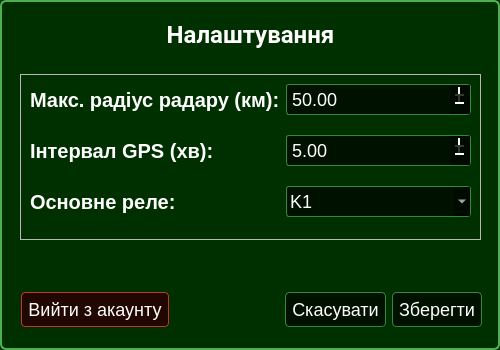
First picture: the form in app/ui/settings_dialog.ui, repository VadymKotsiuba1808/SDR_Pi, before the edit.
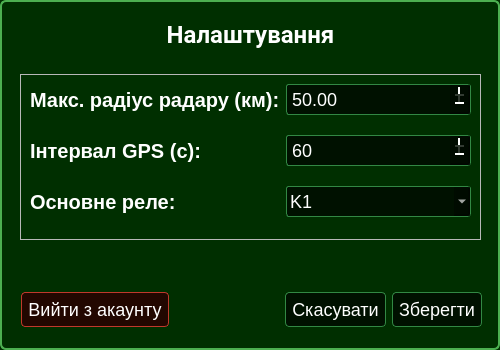
Second picture: the form after the edit.

Commit message: Changed main relays choosing and changed measurement unit in ui for gps interval

```diff
--- a/app/ui/settings_dialog.ui
+++ b/app/ui/settings_dialog.ui
@@ -156,7 +156,7 @@
     <item row="1" column="0">
      <widget class="QLabel" name="labelGps">
       <property name="text">
-       <string>Інтервал GPS (хв):</string>
+       <string>Інтервал GPS (с):</string>
       </property>
      </widget>
     </item>
@@ -191,17 +191,23 @@
       <property name="buttonSymbols">
        <enum>QAbstractSpinBox::ButtonSymbols::PlusMinus</enum>
       </property>
+      <property name="decimals">
+       <number>0</number>
+      </property>
       <property name="minimum">
-       <double>0.500000000000000</double>
+       <double>10.000000000000000</double>
+      </property>
+      <property name="maximum">
+       <double>1001.000000000000000</double>
       </property>
       <property name="value">
-       <double>5.000000000000000</double>
+       <double>60.000000000000000</double>
       </property>
      </widget>
     </item>
    </layout>
   </widget>
-  <widget class="QWidget" name="">
+  <widget class="QWidget" name="layoutWidget">
    <property name="geometry">
     <rect>
      <x>21</x>
```
Left out of the diff: 4 changed lines with no effect on the pictures. The commit also changes 3 other files.
